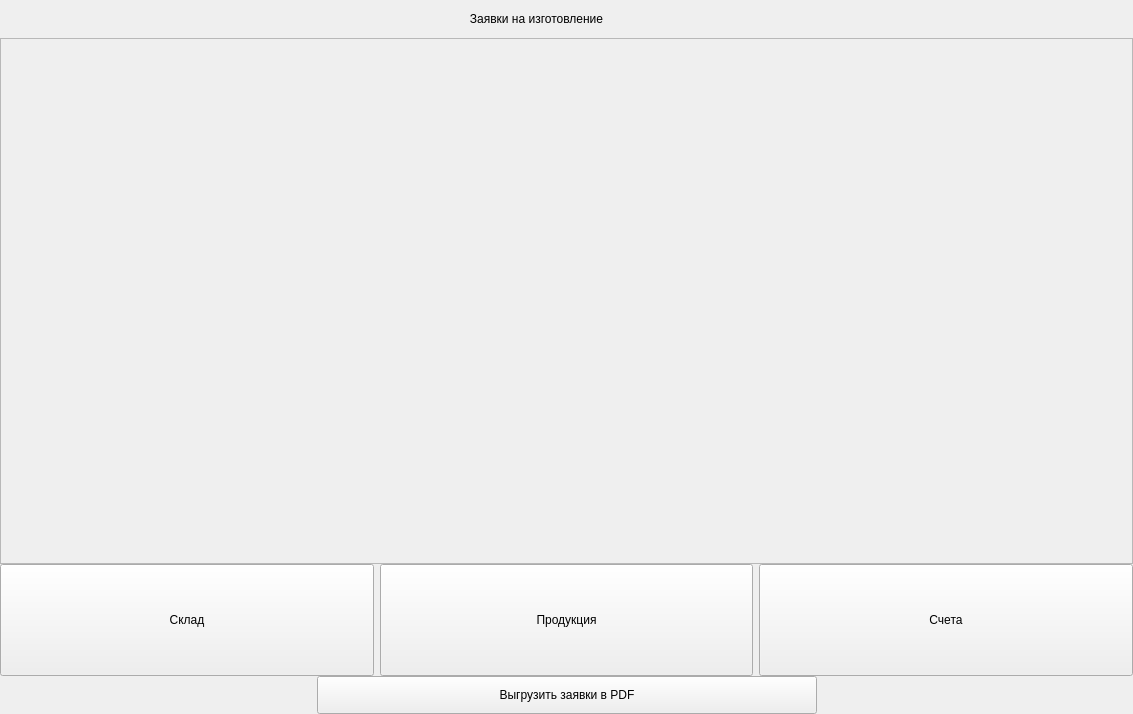
Qt form ui_sources/leads_frame.ui (Churkabesina/Kazan_zavod_app) before a commit.
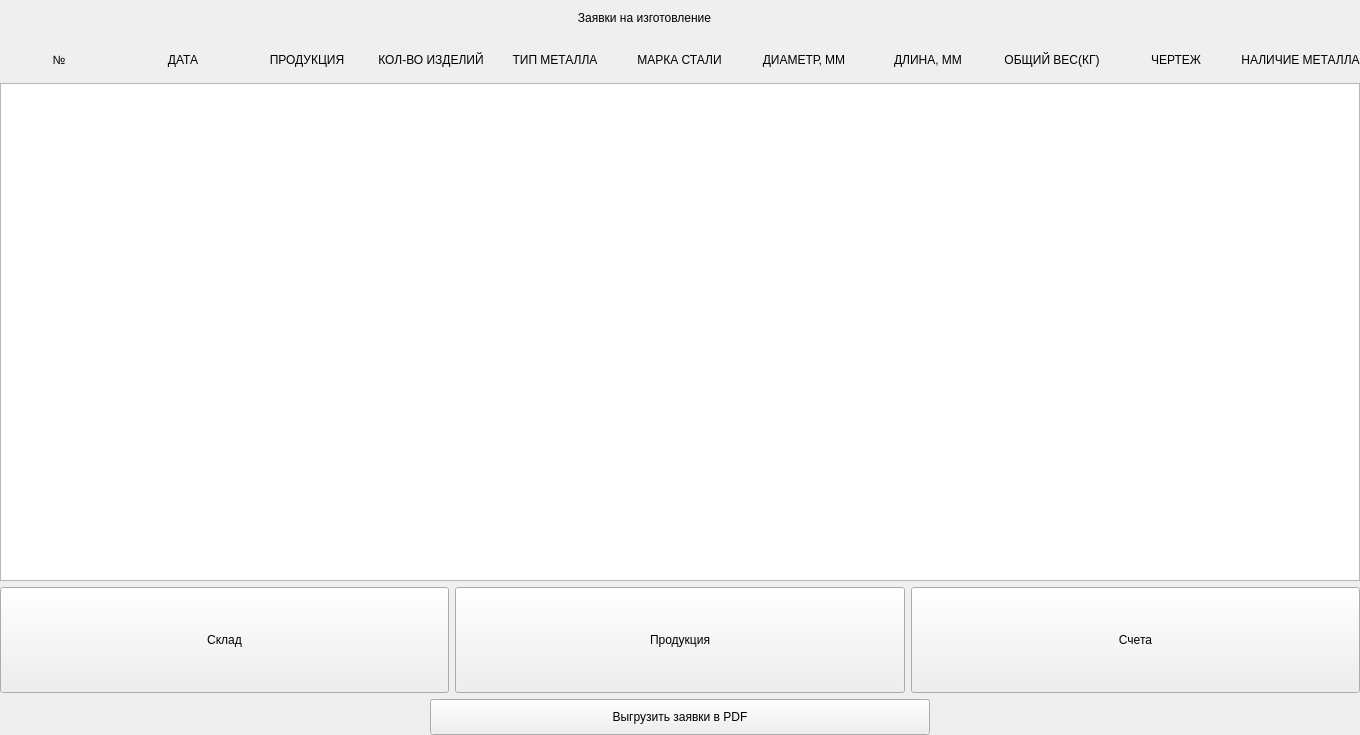
The same form after that commit.

Patch:
```diff
--- a/ui_sources/leads_frame.ui
+++ b/ui_sources/leads_frame.ui
@@ -6,8 +6,8 @@
    <rect>
     <x>0</x>
     <y>0</y>
-    <width>1133</width>
-    <height>714</height>
+    <width>1360</width>
+    <height>735</height>
    </rect>
   </property>
   <property name="windowTitle">
@@ -30,9 +30,9 @@
     <number>0</number>
    </property>
    <item>
-    <layout class="QVBoxLayout" name="frame_layout" stretch="1,14,3,1">
+    <layout class="QVBoxLayout" name="frame_layout" stretch="1,1,14,3,1">
      <property name="spacing">
-      <number>0</number>
+      <number>6</number>
      </property>
      <property name="bottomMargin">
       <number>0</number>
@@ -84,41 +84,121 @@
       </layout>
      </item>
      <item>
-      <widget class="QScrollArea" name="scrollArea">
-       <property name="widgetResizable">
-        <bool>true</bool>
-       </property>
-       <widget class="QWidget" name="scrollAreaWidgetContents">
-        <property name="geometry">
-         <rect>
-          <x>0</x>
-          <y>0</y>
-          <width>1129</width>
-          <height>523</height>
-         </rect>
-        </property>
-        <layout class="QVBoxLayout" name="verticalLayout_5">
-         <property name="spacing">
-          <number>0</number>
+      <layout class="QHBoxLayout" name="labels_layout">
+       <item>
+        <widget class="QLabel" name="num_label">
+         <property name="text">
+          <string>№</string>
          </property>
-         <property name="leftMargin">
-          <number>0</number>
+         <property name="alignment">
+          <set>Qt::AlignCenter</set>
          </property>
-         <property name="topMargin">
-          <number>0</number>
+        </widget>
+       </item>
+       <item>
+        <widget class="QLabel" name="date_label">
+         <property name="text">
+          <string>ДАТА</string>
          </property>
-         <property name="rightMargin">
-          <number>0</number>
+         <property name="alignment">
+          <set>Qt::AlignCenter</set>
          </property>
-         <property name="bottomMargin">
-          <number>0</number>
+        </widget>
+       </item>
+       <item>
+        <widget class="QLabel" name="product_label">
+         <property name="text">
+          <string>ПРОДУКЦИЯ</string>
          </property>
-         <item>
-          <layout class="QVBoxLayout" name="verticalLayout_4"/>
-         </item>
-        </layout>
-       </widget>
-      </widget>
+         <property name="alignment">
+          <set>Qt::AlignCenter</set>
+         </property>
+        </widget>
+       </item>
+       <item>
+        <widget class="QLabel" name="count_label">
+         <property name="text">
+          <string>КОЛ-ВО ИЗДЕЛИЙ</string>
+         </property>
+         <property name="alignment">
+          <set>Qt::AlignCenter</set>
+         </property>
+        </widget>
+       </item>
+       <item>
+        <widget class="QLabel" name="type_metal_label">
+         <property name="text">
+          <string>ТИП МЕТАЛЛА</string>
+         </property>
+         <property name="alignment">
+          <set>Qt::AlignCenter</set>
+         </property>
+        </widget>
+       </item>
+       <item>
+        <widget class="QLabel" name="mark_steel_label">
+         <property name="text">
+          <string>МАРКА СТАЛИ</string>
+         </property>
+         <property name="alignment">
+          <set>Qt::AlignCenter</set>
+         </property>
+        </widget>
+       </item>
+       <item>
+        <widget class="QLabel" name="diameter_label">
+         <property name="text">
+          <string>ДИАМЕТР, ММ</string>
+         </property>
+         <property name="alignment">
+          <set>Qt::AlignCenter</set>
+         </property>
+        </widget>
+       </item>
+       <item>
+        <widget class="QLabel" name="lenght_label">
+         <property name="text">
+          <string>ДЛИНА, ММ</string>
+         </property>
+         <property name="alignment">
+          <set>Qt::AlignCenter</set>
+         </property>
+        </widget>
+       </item>
+       <item>
+        <widget class="QLabel" name="total_weight_label">
+         <property name="text">
+          <string>ОБЩИЙ ВЕС(КГ)</string>
+         </property>
+         <property name="alignment">
+          <set>Qt::AlignCenter</set>
+         </property>
+        </widget>
+       </item>
+       <item>
+        <widget class="QLabel" name="draw_label">
+         <property name="text">
+          <string>ЧЕРТЕЖ</string>
+         </property>
+         <property name="alignment">
+          <set>Qt::AlignCenter</set>
+         </property>
+        </widget>
+       </item>
+       <item>
+        <widget class="QLabel" name="metal_balance_label">
+         <property name="text">
+          <string>НАЛИЧИЕ МЕТАЛЛА</string>
+         </property>
+         <property name="alignment">
+          <set>Qt::AlignCenter</set>
+         </property>
+        </widget>
+       </item>
+      </layout>
+     </item>
+     <item>
+      <widget class="QTableView" name="leads_table"/>
      </item>
      <item>
       <layout class="QHBoxLayout" name="horizontalLayout_2">
```
